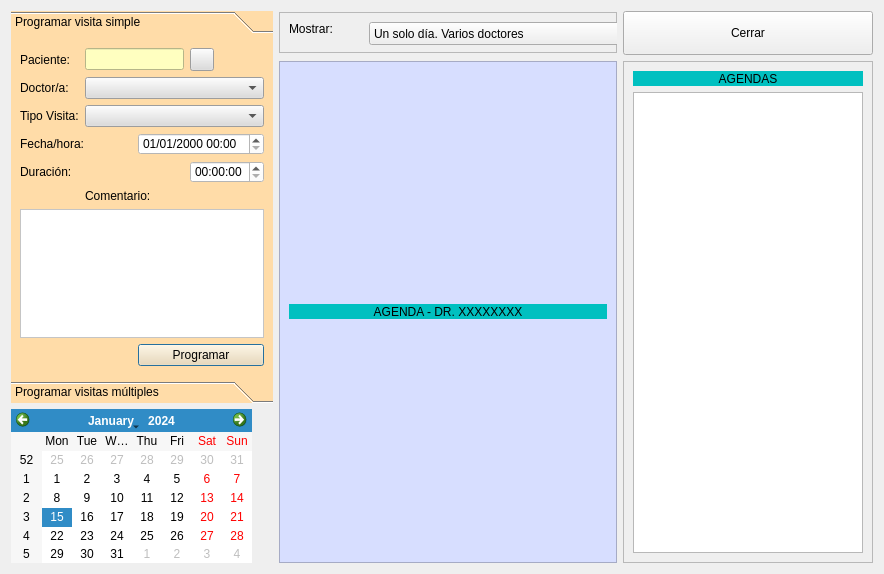
arcnexus/RedFoX, file frmagendavisitas.ui: the form before one commit.
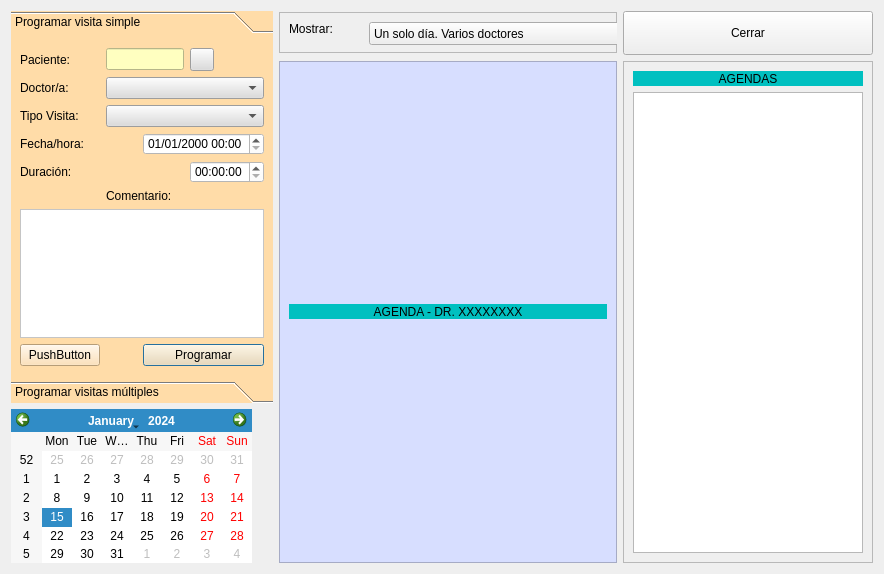
The form after the commit. Icons and pictures are not drawn.

```diff
--- a/frmagendavisitas.ui
+++ b/frmagendavisitas.ui
@@ -43,8 +43,8 @@
        <rect>
         <x>0</x>
         <y>0</y>
-        <width>262</width>
-        <height>336</height>
+        <width>283</width>
+        <height>319</height>
        </rect>
       </property>
       <attribute name="label">
@@ -163,6 +163,13 @@
          </property>
         </widget>
        </item>
+       <item row="7" column="0">
+        <widget class="QPushButton" name="pushButton_4">
+         <property name="text">
+          <string>PushButton</string>
+         </property>
+        </widget>
+       </item>
       </layout>
      </widget>
      <widget class="QWidget" name="page_2">
```
Left out of the diff: 4 changed lines with no effect on the pictures.
